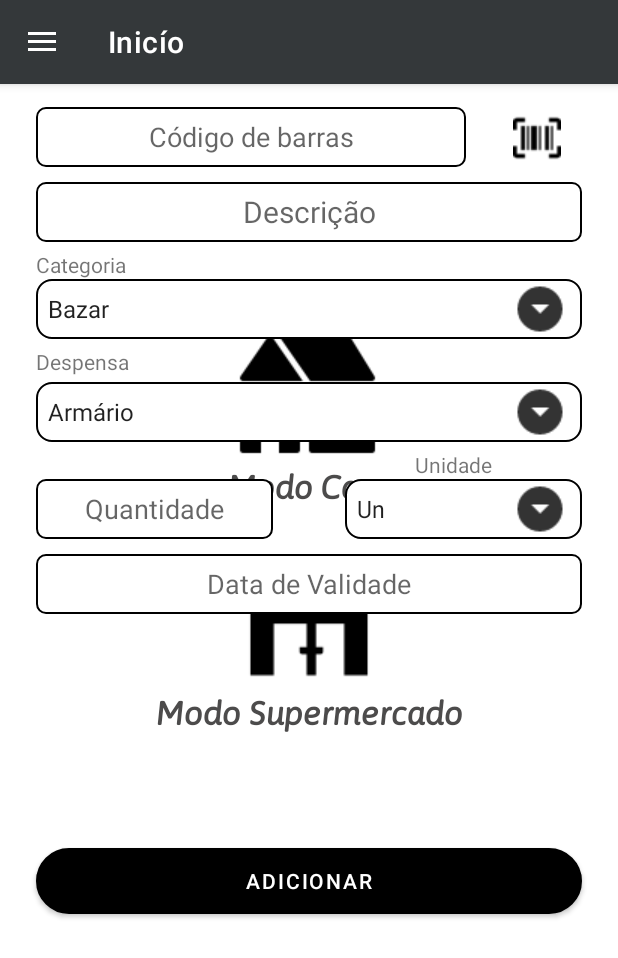
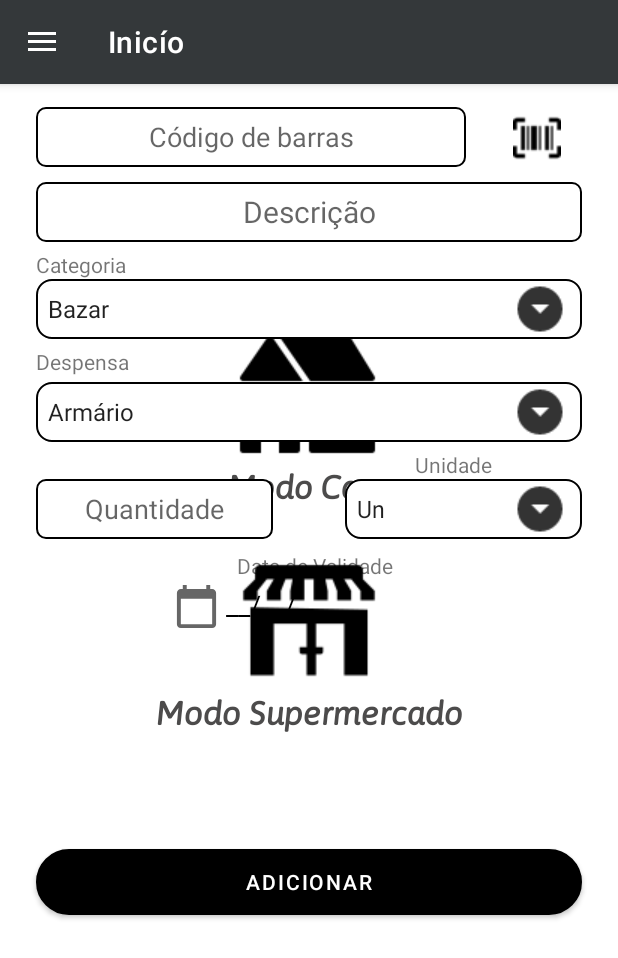
Before and after one commit to pricardoframos/MeusAlimentos, an Android app: the fragment AddProdutosFragmentDespensa placed in its activity, on a phone screen of 412 x 824 dp. Shown: the top 958 px of the screen. Run offline under Robolectric (Android 15) with nearby library versions, the phone set to English and light mode, and no system bars; our stand-ins replace Volley, navigation-ui; libraries missing offline, so code that uses them is left out: com.github.rtoshiro.util, com.google.zxing.integration; pictures from the network do not load; 4 statements that could not run were skipped.

Commit message:
Att Layout

```diff
--- a/app/src/main/java/com/example/projetoalimentostcc/ui/addProdutos/AddProdutosFragmentDespensa.java
+++ b/app/src/main/java/com/example/projetoalimentostcc/ui/addProdutos/AddProdutosFragmentDespensa.java
@@ -1,7 +1,10 @@
 package com.example.projetoalimentostcc.ui.addProdutos;
 
 
+import android.app.DatePickerDialog;
 import android.content.Intent;
+import android.graphics.Color;
+import android.graphics.drawable.ColorDrawable;
 import android.os.Bundle;
 
 import androidx.annotation.NonNull;
@@ -15,11 +18,13 @@ import android.view.LayoutInflater;
 import android.view.View;
 import android.view.ViewGroup;
 import android.widget.Button;
+import android.widget.DatePicker;
 import android.widget.EditText;
 import android.widget.ImageButton;
 import android.widget.ImageView;
 import android.widget.SearchView;
 import android.widget.Spinner;
+import android.widget.TextView;
 import android.widget.Toast;
 
 import com.android.volley.AuthFailureError;
@@ -56,6 +61,7 @@ import org.json.JSONObject;
 import java.nio.charset.StandardCharsets;
 import java.text.ParseException;
 import java.text.SimpleDateFormat;
+import java.util.Calendar;
 import java.util.Date;
 import java.util.HashMap;
 import java.util.List;
@@ -67,8 +73,10 @@ public class AddProdutosFragmentDespensa extends Fragment {
     private Spinner spinnerCategoria, spinnerMedida, spinnerDespensa;
     private ImageButton imgButtonLer;
     private EditText editTextCod, editTextDesc, editTextQuant, editTextDate;
-    private ImageView imageViewProduto;
+    private ImageView imageViewProduto, imageViewCalend;
     private Button buttonAdicionar;
+    TextView textViewData;
+    DatePickerDialog.OnDateSetListener setListener;
 
     //Declaração de variáveis
     private static String scannerResult;
@@ -85,7 +93,7 @@ public class AddProdutosFragmentDespensa extends Fragment {
         //Referência dos elementos do fragment
         editTextCod = view.findViewById(R.id.editTextCod);
         editTextDesc = view.findViewById(R.id.editTextDesc);
-        editTextDate = view.findViewById(R.id.editTextDate);
+        textViewData = view.findViewById(R.id.textViewData);
         editTextQuant = view.findViewById(R.id.editTextQuant);
         spinnerCategoria = view.findViewById(R.id.spinnerCategoria);
         spinnerMedida = view.findViewById(R.id.spinnerMedida);
@@ -93,11 +101,49 @@ public class AddProdutosFragmentDespensa extends Fragment {
         imgButtonLer = view.findViewById(R.id.imgButtonLer);
         imageViewProduto = view.findViewById(R.id.imageViewProduto);
         buttonAdicionar = view.findViewById(R.id.buttonAdicionar);
+//Calendário
+        Calendar calendar = Calendar.getInstance();
+        final int year = calendar.get(Calendar.YEAR);
+        final int month = calendar.get(Calendar.MONTH);
+        final int day = calendar.get(Calendar.DAY_OF_MONTH);
+        imageViewCalend.setOnClickListener(new View.OnClickListener() {
+            @Override
+            public void onClick(View v) {
+                DatePickerDialog datePickerDialog = new DatePickerDialog(
+                        getContext(),
+                        android.R.style.Theme_Holo_Light_Dialog_MinWidth
+                        , setListener,
+                        year,
+                        month,
+                        day);
+                datePickerDialog.getWindow().setBackgroundDrawable(new ColorDrawable(Color.TRANSPARENT));
+                datePickerDialog.show();
+            }
+        });
+        setListener = new DatePickerDialog.OnDateSetListener() {
+            @Override
+            public void onDateSet(DatePicker view, int year, int month, int dayOfMonth) {
+                month = month+1;
+                String date = day+"/"+month+"/"+year;
+                textViewData.setText(date);
+            }
+        };
+        imageViewCalend.setOnClickListener(new View.OnClickListener() {
+            @Override
+            public void onClick(View v) {
+                DatePickerDialog datePickerDialog = new DatePickerDialog(
+                        getContext(), new DatePickerDialog.OnDateSetListener() {
+                    @Override
+                    public void onDateSet(DatePicker view, int year, int month, int day) {
+                        month = month+1;
+                        String date = day+"/"+month+"/"+year;
+                        textViewData.setText(date);
+                    }
+                }, year,month,day);
+                datePickerDialog.show();
+            }
+        });
 
-        //Máscara no para o campo data de validade
-        SimpleMaskFormatter smfData = new SimpleMaskFormatter("NN/NN/NNNN");
-        MaskTextWatcher mtwData = new MaskTextWatcher(editTextDate, smfData);
-        editTextDate.addTextChangedListener(mtwData);
 
         //Botão Scanner/Add
         imgButtonLer.setOnClickListener(new View.OnClickListener() {
--- /dev/null
+++ b/app/src/main/res/drawable/ic_baseline_calendar_today_24.xml
@@ -0,0 +1,10 @@
+<vector xmlns:android="http://schemas.android.com/apk/res/android"
+    android:width="24dp"
+    android:height="24dp"
+    android:viewportWidth="24"
+    android:viewportHeight="24"
+    android:tint="?attr/colorControlNormal">
+  <path
+      android:fillColor="@android:color/white"
+      android:pathData="M20,3h-1L19,1h-2v2L7,3L7,1L5,1v2L4,3c-1.1,0 -2,0.9 -2,2v16c0,1.1 0.9,2 2,2h16c1.1,0 2,-0.9 2,-2L22,5c0,-1.1 -0.9,-2 -2,-2zM20,21L4,21L4,8h16v13z"/>
+</vector>
--- a/app/src/main/res/layout/fragment_add_produtos_despensa.xml
+++ b/app/src/main/res/layout/fragment_add_produtos_despensa.xml
@@ -10,8 +10,10 @@
         android:layout_height="match_parent"
         app:layout_constraintBottom_toBottomOf="parent"
         app:layout_constraintEnd_toEndOf="parent"
+        app:layout_constraintHorizontal_bias="0.0"
         app:layout_constraintStart_toStartOf="parent"
-        app:layout_constraintTop_toTopOf="parent">
+        app:layout_constraintTop_toTopOf="parent"
+        app:layout_constraintVertical_bias="0.0">
 
         <androidx.constraintlayout.widget.ConstraintLayout
             android:layout_width="match_parent"
@@ -44,12 +46,39 @@
                 app:layout_constraintStart_toStartOf="parent"
                 app:layout_constraintTop_toBottomOf="@+id/spinnerCategoria" />
 
+            <TextView
+                android:id="@+id/textViewData"
+                android:layout_width="wrap_content"
+                android:layout_height="0dp"
+                android:layout_marginTop="4dp"
+                android:layout_marginEnd="48dp"
+                android:ems="10"
+                android:gravity="center|start"
+                android:hint="__/__/____"
+                android:textColor="#000000"
+                android:textColorHint="#000000"
+                android:textSize="18sp"
+                app:layout_constraintEnd_toEndOf="parent"
+                app:layout_constraintTop_toBottomOf="@+id/editTextDataVali" />
+
+            <ImageView
+                android:id="@+id/imageViewCalend"
+                android:layout_width="39dp"
+                android:layout_height="31dp"
+                android:layout_marginStart="50dp"
+                android:layout_marginTop="2dp"
+                app:layout_constraintEnd_toStartOf="@+id/textViewData"
+                app:layout_constraintHorizontal_bias="1.0"
+                app:layout_constraintStart_toStartOf="parent"
+                app:layout_constraintTop_toBottomOf="@+id/editTextDataVali"
+                app:srcCompat="@drawable/ic_baseline_calendar_today_24" />
+
             <Button
                 android:id="@+id/buttonAdicionar"
                 android:layout_width="0dp"
                 android:layout_height="44dp"
                 android:layout_marginStart="24dp"
-                android:layout_marginTop="15dp"
+                android:layout_marginTop="10dp"
                 android:layout_marginEnd="24dp"
                 android:layout_marginBottom="5dp"
                 android:background="@drawable/buttonshape"
@@ -72,24 +101,8 @@
                 android:visibility="invisible"
                 app:layout_constraintEnd_toEndOf="parent"
                 app:layout_constraintStart_toStartOf="parent"
-                app:layout_constraintTop_toBottomOf="@+id/editTextDate"
+                app:layout_constraintTop_toBottomOf="@+id/textViewData"
                 app:srcCompat="@drawable/imagem_nao_encontrada" />
-
-            <EditText
-                android:id="@+id/editTextDate"
-                android:layout_width="0dp"
-                android:layout_height="40dp"
-                android:layout_marginStart="24dp"
-                android:layout_marginTop="10dp"
-                android:layout_marginEnd="24dp"
-                android:background="@drawable/border_plaintext"
-                android:ems="10"
-                android:gravity="center"
-                android:hint="Data de Validade"
-                android:inputType="date|datetime"
-                app:layout_constraintEnd_toEndOf="parent"
-                app:layout_constraintStart_toStartOf="parent"
-                app:layout_constraintTop_toBottomOf="@+id/spinnerMedida" />
 
             <TextView
                 android:id="@+id/textViewUnidade"
@@ -192,8 +205,8 @@
                 android:layout_marginEnd="24dp"
                 android:background="@drawable/border_plaintext"
                 android:gravity="center"
+                android:hint="Descrição"
                 android:minHeight="40dp"
-                android:hint="Descrição"
                 android:textColor="#000000"
                 android:textColorHighlight="#000000"
                 android:textColorLink="#000000"
@@ -203,6 +216,19 @@
                 app:layout_constraintStart_toStartOf="parent"
                 app:layout_constraintTop_toBottomOf="@+id/editTextCod" />
 
+            <TextView
+                android:id="@+id/editTextDataVali"
+                android:layout_width="wrap_content"
+                android:layout_height="wrap_content"
+                android:layout_marginStart="158dp"
+                android:layout_marginTop="8dp"
+                android:layout_marginEnd="195dp"
+                android:text="Data de Validade"
+                app:layout_constraintEnd_toEndOf="parent"
+                app:layout_constraintHorizontal_bias="0.0"
+                app:layout_constraintStart_toStartOf="parent"
+                app:layout_constraintTop_toBottomOf="@+id/editTextQuant" />
+
         </androidx.constraintlayout.widget.ConstraintLayout>
     </ScrollView>
 
```
